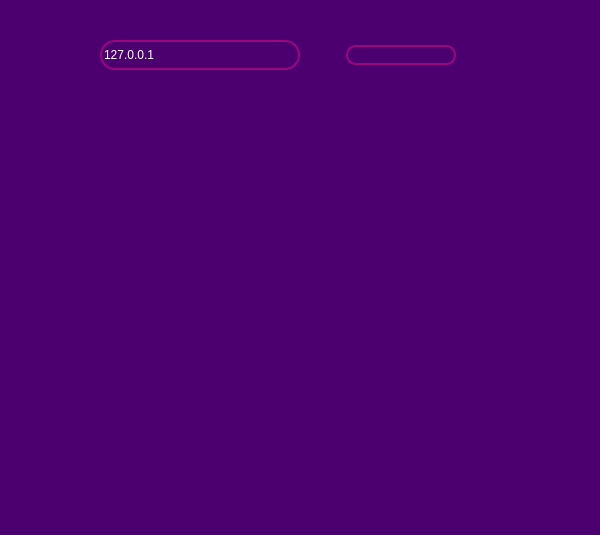
This is untitled1/mainwindow.ui in Claudiu2222/Document-Casting-app as Qt 5 draws it before an edit. The edited form follows.
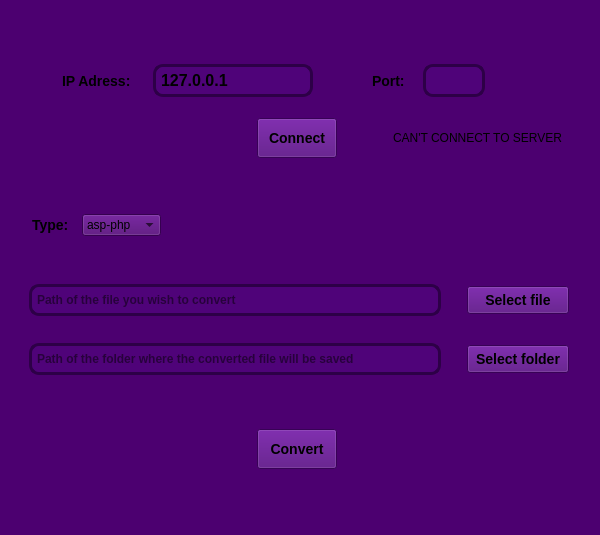
This is the edited form.

Commit message: FEAT: Add elements to UI

What changed in the file:
```diff
--- a/untitled1/mainwindow.ui
+++ b/untitled1/mainwindow.ui
@@ -29,121 +29,767 @@
    <property name="minimumSize">
     <size>
      <width>600</width>
-     <height>0</height>
+     <height>535</height>
     </size>
    </property>
    <property name="maximumSize">
     <size>
-     <width>600</width>
+     <width>535</width>
      <height>16777215</height>
     </size>
    </property>
    <property name="styleSheet">
     <string notr="true">background-color:#4C0070;</string>
    </property>
-   <widget class="QWidget" name="gridLayoutWidget">
-    <property name="geometry">
-     <rect>
-      <x>60</x>
-      <y>40</y>
-      <width>541</width>
-      <height>501</height>
-     </rect>
-    </property>
-    <layout class="QGridLayout" name="gridLayout">
-     <property name="sizeConstraint">
-      <enum>QLayout::SetFixedSize</enum>
-     </property>
-     <item row="1" column="0">
-      <layout class="QVBoxLayout" name="verticalLayout"/>
-     </item>
-     <item row="0" column="0">
-      <layout class="QVBoxLayout" name="verticalLayout_2">
-       <item>
-        <layout class="QVBoxLayout" name="verticalLayout_4">
-         <item>
-          <layout class="QHBoxLayout" name="horizontalLayout">
-           <item>
-            <spacer name="horizontalSpacer_2">
-             <property name="orientation">
-              <enum>Qt::Horizontal</enum>
-             </property>
-             <property name="sizeHint" stdset="0">
-              <size>
-               <width>40</width>
-               <height>20</height>
-              </size>
-             </property>
-            </spacer>
-           </item>
-           <item>
-            <widget class="QLineEdit" name="lineEdit">
-             <property name="minimumSize">
-              <size>
-               <width>200</width>
-               <height>30</height>
-              </size>
-             </property>
-             <property name="styleSheet">
-              <string notr="true">QLineEdit{
-	border: 2px solid #9A0680;	
-	border-radius: 15%;
-	color:#FFF
+   <layout class="QGridLayout" name="gridLayout_2">
+    <item row="10" column="0">
+     <spacer name="verticalSpacer_7">
+      <property name="orientation">
+       <enum>Qt::Vertical</enum>
+      </property>
+      <property name="sizeType">
+       <enum>QSizePolicy::Fixed</enum>
+      </property>
+      <property name="sizeHint" stdset="0">
+       <size>
+        <width>20</width>
+        <height>41</height>
+       </size>
+      </property>
+     </spacer>
+    </item>
+    <item row="7" column="0">
+     <layout class="QHBoxLayout" name="horizontalLayout_4">
+      <item>
+       <widget class="QLineEdit" name="pathOfSaveFolder">
+        <property name="styleSheet">
+         <string notr="true">	QLineEdit
+{border-style:solid;
+	border-width: 3px;
+    border-radius: 10px;
+    border-color: rgb(45, 0, 71);
+    font: bold 12px;
+    min-height:20px;
+	max-width:400px;
+    padding:3px;
+	background-color: rgb(79, 3, 121);
+qproperty-alignment: AlignCenter;}
+</string>
+        </property>
+        <property name="placeholderText">
+         <string>Path of the folder where the converted file will be saved</string>
+        </property>
+       </widget>
+      </item>
+      <item>
+       <widget class="QPushButton" name="selectFolderButton">
+        <property name="styleSheet">
+         <string notr="true">
+QPushButton
+{ font: bold 14px;
+background-color:rgb(79, 3, 121);
+max-width:100px;
+min-height:20px;
+
+}
+QPushButton:hover
+{ font: bold 14px;
+background-color:rgb(133, 3, 205)
 }</string>
-             </property>
-             <property name="text">
-              <string>127.0.0.1</string>
-             </property>
-            </widget>
-           </item>
-           <item>
-            <spacer name="horizontalSpacer">
-             <property name="orientation">
-              <enum>Qt::Horizontal</enum>
-             </property>
-             <property name="sizeHint" stdset="0">
-              <size>
-               <width>40</width>
-               <height>20</height>
-              </size>
-             </property>
-            </spacer>
-           </item>
-           <item>
-            <widget class="QLineEdit" name="lineEdit_2">
-             <property name="styleSheet">
-              <string notr="true">QLineEdit{
-	border: 2px solid #9A0680;	
-	border-radius: 10px;
-	color:#FFF
+        </property>
+        <property name="text">
+         <string>Select folder</string>
+        </property>
+       </widget>
+      </item>
+     </layout>
+    </item>
+    <item row="3" column="0">
+     <layout class="QHBoxLayout" name="horizontalLayout_5">
+      <item>
+       <spacer name="horizontalSpacer_8">
+        <property name="orientation">
+         <enum>Qt::Horizontal</enum>
+        </property>
+        <property name="sizeType">
+         <enum>QSizePolicy::Fixed</enum>
+        </property>
+        <property name="sizeHint" stdset="0">
+         <size>
+          <width>16</width>
+          <height>20</height>
+         </size>
+        </property>
+       </spacer>
+      </item>
+      <item>
+       <widget class="QLabel" name="label_3">
+        <property name="styleSheet">
+         <string notr="true">
+    font: bold 14px;
+    min-height:20px;
+	max-width:50px;
+    padding:3px;
+	
+qproperty-alignment: AlignCenter;</string>
+        </property>
+        <property name="text">
+         <string>Type:</string>
+        </property>
+       </widget>
+      </item>
+      <item>
+       <widget class="QComboBox" name="comboBox">
+        <property name="placeholderText">
+         <string/>
+        </property>
+        <item>
+         <property name="text">
+          <string>asp-php</string>
+         </property>
+        </item>
+        <item>
+         <property name="text">
+          <string>avi-flv</string>
+         </property>
+        </item>
+        <item>
+         <property name="text">
+          <string>avi-gif</string>
+         </property>
+        </item>
+        <item>
+         <property name="text">
+          <string>avi-mp4</string>
+         </property>
+        </item>
+        <item>
+         <property name="text">
+          <string>bmp-gif</string>
+         </property>
+        </item>
+        <item>
+         <property name="text">
+          <string>bmp-jpg</string>
+         </property>
+        </item>
+        <item>
+         <property name="text">
+          <string>bmp-png</string>
+         </property>
+        </item>
+        <item>
+         <property name="text">
+          <string>gif-avi</string>
+         </property>
+        </item>
+        <item>
+         <property name="text">
+          <string>gif-bmp</string>
+         </property>
+        </item>
+        <item>
+         <property name="text">
+          <string>gif-flv</string>
+         </property>
+        </item>
+        <item>
+         <property name="text">
+          <string>gif-jpg</string>
+         </property>
+        </item>
+        <item>
+         <property name="text">
+          <string>gif-mp4</string>
+         </property>
+        </item>
+        <item>
+         <property name="text">
+          <string>gif-png</string>
+         </property>
+        </item>
+        <item>
+         <property name="text">
+          <string>jpg-bmp</string>
+         </property>
+        </item>
+        <item>
+         <property name="text">
+          <string>jpg-gif</string>
+         </property>
+        </item>
+        <item>
+         <property name="text">
+          <string>jpg-png</string>
+         </property>
+        </item>
+        <item>
+         <property name="text">
+          <string>mp4-flv</string>
+         </property>
+        </item>
+        <item>
+         <property name="text">
+          <string>mp4-gif</string>
+         </property>
+        </item>
+        <item>
+         <property name="text">
+          <string>pdf-html</string>
+         </property>
+        </item>
+        <item>
+         <property name="text">
+          <string>pdf-ps</string>
+         </property>
+        </item>
+        <item>
+         <property name="text">
+          <string>pdf-txt</string>
+         </property>
+        </item>
+        <item>
+         <property name="text">
+          <string>png-bmp</string>
+         </property>
+        </item>
+        <item>
+         <property name="text">
+          <string>png-gif</string>
+         </property>
+        </item>
+        <item>
+         <property name="text">
+          <string>png-jpg</string>
+         </property>
+        </item>
+        <item>
+         <property name="text">
+          <string>ps-ascii</string>
+         </property>
+        </item>
+        <item>
+         <property name="text">
+          <string>ps-pdf</string>
+         </property>
+        </item>
+        <item>
+         <property name="text">
+          <string>tex-html</string>
+         </property>
+        </item>
+       </widget>
+      </item>
+      <item>
+       <spacer name="horizontalSpacer_7">
+        <property name="orientation">
+         <enum>Qt::Horizontal</enum>
+        </property>
+        <property name="sizeType">
+         <enum>QSizePolicy::Fixed</enum>
+        </property>
+        <property name="sizeHint" stdset="0">
+         <size>
+          <width>500</width>
+          <height>20</height>
+         </size>
+        </property>
+       </spacer>
+      </item>
+     </layout>
+    </item>
+    <item row="4" column="0">
+     <spacer name="verticalSpacer_6">
+      <property name="orientation">
+       <enum>Qt::Vertical</enum>
+      </property>
+      <property name="sizeType">
+       <enum>QSizePolicy::Fixed</enum>
+      </property>
+      <property name="sizeHint" stdset="0">
+       <size>
+        <width>20</width>
+        <height>25</height>
+       </size>
+      </property>
+     </spacer>
+    </item>
+    <item row="5" column="0">
+     <layout class="QHBoxLayout" name="horizontalLayout_2">
+      <item>
+       <widget class="QLineEdit" name="pathOfFile">
+        <property name="styleSheet">
+         <string notr="true">	QLineEdit
+{border-style:solid;
+	border-width: 3px;
+    border-radius: 10px;
+    border-color: rgb(45, 0, 71);
+    font: bold 12px;
+    min-height:20px;
+	max-width:400px;
+    padding:3px;
+	background-color: rgb(79, 3, 121);
+qproperty-alignment: AlignCenter;}
+</string>
+        </property>
+        <property name="placeholderText">
+         <string>Path of the file you wish to convert</string>
+        </property>
+       </widget>
+      </item>
+      <item>
+       <widget class="QPushButton" name="selectFileButton">
+        <property name="styleSheet">
+         <string notr="true">
+QPushButton
+{ font: bold 14px;
+background-color:rgb(79, 3, 121);
+max-width:100px;
+min-height:20px;
+
+}
+QPushButton:hover
+{ font: bold 14px;
+background-color:rgb(133, 3, 205)
 }</string>
-             </property>
-            </widget>
-           </item>
-           <item>
-            <spacer name="horizontalSpacer_3">
-             <property name="orientation">
-              <enum>Qt::Horizontal</enum>
-             </property>
-             <property name="sizeHint" stdset="0">
-              <size>
-               <width>40</width>
-               <height>20</height>
-              </size>
-             </property>
-            </spacer>
-           </item>
-          </layout>
-         </item>
-        </layout>
-       </item>
-       <item>
-        <layout class="QVBoxLayout" name="verticalLayout_5"/>
-       </item>
-      </layout>
-     </item>
-    </layout>
-   </widget>
+        </property>
+        <property name="text">
+         <string>Select file</string>
+        </property>
+       </widget>
+      </item>
+     </layout>
+    </item>
+    <item row="9" column="0">
+     <layout class="QHBoxLayout" name="horizontalLayout_6">
+      <item>
+       <spacer name="horizontalSpacer_9">
+        <property name="orientation">
+         <enum>Qt::Horizontal</enum>
+        </property>
+        <property name="sizeType">
+         <enum>QSizePolicy::Fixed</enum>
+        </property>
+        <property name="sizeHint" stdset="0">
+         <size>
+          <width>248</width>
+          <height>20</height>
+         </size>
+        </property>
+       </spacer>
+      </item>
+      <item>
+       <widget class="QPushButton" name="pushButton_2">
+        <property name="minimumSize">
+         <size>
+          <width>80</width>
+          <height>40</height>
+         </size>
+        </property>
+        <property name="maximumSize">
+         <size>
+          <width>80</width>
+          <height>40</height>
+         </size>
+        </property>
+        <property name="styleSheet">
+         <string notr="true">
+QPushButton
+{ font: bold 14px;
+background-color:rgb(79, 3, 121)
+}
+QPushButton:hover
+{ font: bold 14px;
+background-color:rgb(133, 3, 205)
+}</string>
+        </property>
+        <property name="text">
+         <string>Convert</string>
+        </property>
+       </widget>
+      </item>
+      <item>
+       <spacer name="horizontalSpacer_10">
+        <property name="orientation">
+         <enum>Qt::Horizontal</enum>
+        </property>
+        <property name="sizeType">
+         <enum>QSizePolicy::MinimumExpanding</enum>
+        </property>
+        <property name="sizeHint" stdset="0">
+         <size>
+          <width>40</width>
+          <height>20</height>
+         </size>
+        </property>
+       </spacer>
+      </item>
+     </layout>
+    </item>
+    <item row="0" column="0">
+     <layout class="QVBoxLayout" name="verticalLayout_3">
+      <item>
+       <layout class="QVBoxLayout" name="verticalLayout_4">
+        <item>
+         <spacer name="verticalSpacer">
+          <property name="orientation">
+           <enum>Qt::Vertical</enum>
+          </property>
+          <property name="sizeType">
+           <enum>QSizePolicy::Fixed</enum>
+          </property>
+          <property name="sizeHint" stdset="0">
+           <size>
+            <width>20</width>
+            <height>40</height>
+           </size>
+          </property>
+         </spacer>
+        </item>
+       </layout>
+      </item>
+      <item>
+       <layout class="QVBoxLayout" name="verticalLayout_5">
+        <item>
+         <layout class="QHBoxLayout" name="horizontalLayout">
+          <item>
+           <spacer name="horizontalSpacer">
+            <property name="orientation">
+             <enum>Qt::Horizontal</enum>
+            </property>
+            <property name="sizeType">
+             <enum>QSizePolicy::Fixed</enum>
+            </property>
+            <property name="sizeHint" stdset="0">
+             <size>
+              <width>40</width>
+              <height>20</height>
+             </size>
+            </property>
+           </spacer>
+          </item>
+          <item>
+           <widget class="QLabel" name="label">
+            <property name="maximumSize">
+             <size>
+              <width>86</width>
+              <height>16777215</height>
+             </size>
+            </property>
+            <property name="styleSheet">
+             <string notr="true"> font: bold 14px;
+    min-height:20px;
+	max-width:80px;
+    padding:3px;
+
+qproperty-alignment: AlignCenter;</string>
+            </property>
+            <property name="text">
+             <string>IP Adress:</string>
+            </property>
+           </widget>
+          </item>
+          <item>
+           <widget class="QLineEdit" name="lineEdit">
+            <property name="minimumSize">
+             <size>
+              <width>160</width>
+              <height>32</height>
+             </size>
+            </property>
+            <property name="maximumSize">
+             <size>
+              <width>122</width>
+              <height>16777215</height>
+             </size>
+            </property>
+            <property name="styleSheet">
+             <string notr="true">	QLineEdit
+{border-style:solid;
+	border-width: 3px;
+    border-radius: 10px;
+    border-color: rgb(45, 0, 71);
+    font: bold 16px;
+    min-height:20px;
+	max-width:110px;
+    padding:3px;
+	background-color: rgb(79, 3, 121);
+qproperty-alignment: AlignCenter;}
+QLineEdit:hover
+{
+    border-color: white;
+}
+QLineEdit:focus{
+background-color:rgb(133, 3, 205);}</string>
+            </property>
+            <property name="text">
+             <string>127.0.0.1</string>
+            </property>
+           </widget>
+          </item>
+          <item>
+           <spacer name="horizontalSpacer_2">
+            <property name="orientation">
+             <enum>Qt::Horizontal</enum>
+            </property>
+            <property name="sizeType">
+             <enum>QSizePolicy::Minimum</enum>
+            </property>
+            <property name="sizeHint" stdset="0">
+             <size>
+              <width>40</width>
+              <height>20</height>
+             </size>
+            </property>
+           </spacer>
+          </item>
+          <item>
+           <widget class="QLabel" name="label_2">
+            <property name="maximumSize">
+             <size>
+              <width>46</width>
+              <height>16777215</height>
+             </size>
+            </property>
+            <property name="styleSheet">
+             <string notr="true">
+    font: bold 14px;
+    min-height:20px;
+	max-width:40px;
+    padding:3px;
+qproperty-alignment: AlignCenter;</string>
+            </property>
+            <property name="text">
+             <string>Port:</string>
+            </property>
+           </widget>
+          </item>
+          <item>
+           <widget class="QLineEdit" name="lineEdit_2">
+            <property name="styleSheet">
+             <string notr="true">QLineEdit{	border-style:solid;
+	border-width: 3px;
+    border-radius: 10px;
+    border-color: rgb(45, 0, 71);
+    font: bold 16px;
+    min-height:20px;
+	max-width:50px;
+    padding:3px;
+	background-color: rgb(79, 3, 121);
+qproperty-alignment: AlignCenter;}
+QLineEdit:hover
+{
+    border-color: white;
+}
+QLineEdit:focus{
+background-color:rgb(133, 3, 205);}</string>
+            </property>
+           </widget>
+          </item>
+          <item>
+           <spacer name="horizontalSpacer_3">
+            <property name="orientation">
+             <enum>Qt::Horizontal</enum>
+            </property>
+            <property name="sizeType">
+             <enum>QSizePolicy::Fixed</enum>
+            </property>
+            <property name="sizeHint" stdset="0">
+             <size>
+              <width>100</width>
+              <height>20</height>
+             </size>
+            </property>
+           </spacer>
+          </item>
+         </layout>
+        </item>
+        <item>
+         <spacer name="verticalSpacer_3">
+          <property name="orientation">
+           <enum>Qt::Vertical</enum>
+          </property>
+          <property name="sizeType">
+           <enum>QSizePolicy::Fixed</enum>
+          </property>
+          <property name="sizeHint" stdset="0">
+           <size>
+            <width>20</width>
+            <height>15</height>
+           </size>
+          </property>
+         </spacer>
+        </item>
+        <item>
+         <layout class="QHBoxLayout" name="horizontalLayout_3">
+          <item>
+           <spacer name="horizontalSpacer_4">
+            <property name="orientation">
+             <enum>Qt::Horizontal</enum>
+            </property>
+            <property name="sizeType">
+             <enum>QSizePolicy::Fixed</enum>
+            </property>
+            <property name="sizeHint" stdset="0">
+             <size>
+              <width>227</width>
+              <height>20</height>
+             </size>
+            </property>
+           </spacer>
+          </item>
+          <item>
+           <widget class="QPushButton" name="pushButton">
+            <property name="minimumSize">
+             <size>
+              <width>0</width>
+              <height>40</height>
+             </size>
+            </property>
+            <property name="maximumSize">
+             <size>
+              <width>80</width>
+              <height>80</height>
+             </size>
+            </property>
+            <property name="styleSheet">
+             <string notr="true">
+QPushButton
+{ font: bold 14px;
+background-color:rgb(79, 3, 121)
+}
+QPushButton:hover
+{ font: bold 14px;
+background-color:rgb(133, 3, 205)
+}</string>
+            </property>
+            <property name="text">
+             <string>Connect</string>
+            </property>
+           </widget>
+          </item>
+          <item>
+           <spacer name="horizontalSpacer_6">
+            <property name="orientation">
+             <enum>Qt::Horizontal</enum>
+            </property>
+            <property name="sizeType">
+             <enum>QSizePolicy::Fixed</enum>
+            </property>
+            <property name="sizeHint" stdset="0">
+             <size>
+              <width>27</width>
+              <height>20</height>
+             </size>
+            </property>
+           </spacer>
+          </item>
+          <item>
+           <widget class="QLineEdit" name="lineEdit_3">
+            <property name="sizePolicy">
+             <sizepolicy hsizetype="Fixed" vsizetype="Fixed">
+              <horstretch>0</horstretch>
+              <verstretch>0</verstretch>
+             </sizepolicy>
+            </property>
+            <property name="minimumSize">
+             <size>
+              <width>177</width>
+              <height>0</height>
+             </size>
+            </property>
+            <property name="maximumSize">
+             <size>
+              <width>130</width>
+              <height>16777215</height>
+             </size>
+            </property>
+            <property name="baseSize">
+             <size>
+              <width>110</width>
+              <height>0</height>
+             </size>
+            </property>
+            <property name="styleSheet">
+             <string notr="true">border:0px;
+qproperty-alignment: AlignCenter;</string>
+            </property>
+            <property name="text">
+             <string>CAN'T CONNECT TO SERVER</string>
+            </property>
+           </widget>
+          </item>
+         </layout>
+        </item>
+       </layout>
+      </item>
+     </layout>
+    </item>
+    <item row="1" column="0">
+     <spacer name="verticalSpacer_2">
+      <property name="orientation">
+       <enum>Qt::Vertical</enum>
+      </property>
+      <property name="sizeType">
+       <enum>QSizePolicy::Fixed</enum>
+      </property>
+      <property name="sizeHint" stdset="0">
+       <size>
+        <width>20</width>
+        <height>32</height>
+       </size>
+      </property>
+     </spacer>
+    </item>
+    <item row="2" column="0">
+     <spacer name="verticalSpacer_4">
+      <property name="orientation">
+       <enum>Qt::Vertical</enum>
+      </property>
+      <property name="sizeType">
+       <enum>QSizePolicy::Fixed</enum>
+      </property>
+      <property name="sizeHint" stdset="0">
+       <size>
+        <width>20</width>
+        <height>1</height>
+       </size>
+      </property>
+     </spacer>
+    </item>
+    <item row="8" column="0">
+     <spacer name="verticalSpacer_5">
+      <property name="orientation">
+       <enum>Qt::Vertical</enum>
+      </property>
+      <property name="sizeType">
+       <enum>QSizePolicy::Fixed</enum>
+      </property>
+      <property name="sizeHint" stdset="0">
+       <size>
+        <width>20</width>
+        <height>33</height>
+       </size>
+      </property>
+     </spacer>
+    </item>
+    <item row="6" column="0">
+     <spacer name="verticalSpacer_8">
+      <property name="orientation">
+       <enum>Qt::Vertical</enum>
+      </property>
+      <property name="sizeType">
+       <enum>QSizePolicy::Fixed</enum>
+      </property>
+      <property name="sizeHint" stdset="0">
+       <size>
+        <width>20</width>
+        <height>6</height>
+       </size>
+      </property>
+     </spacer>
+    </item>
+   </layout>
   </widget>
  </widget>
  <resources/>
```
The commit also changes 5 other files.
